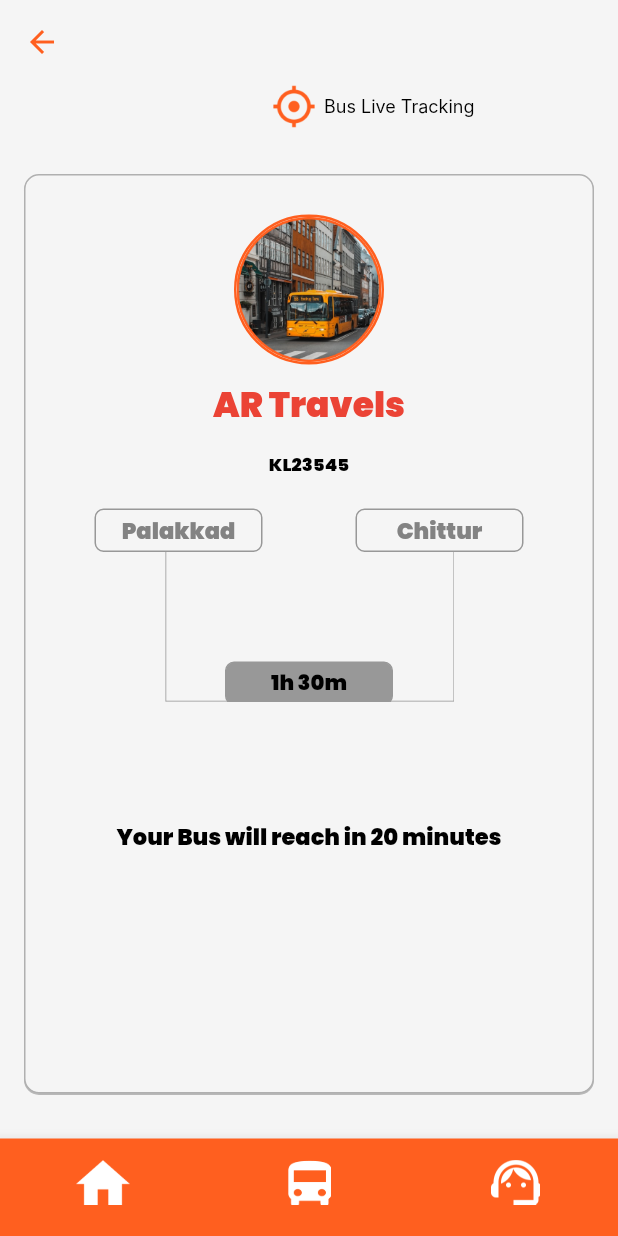
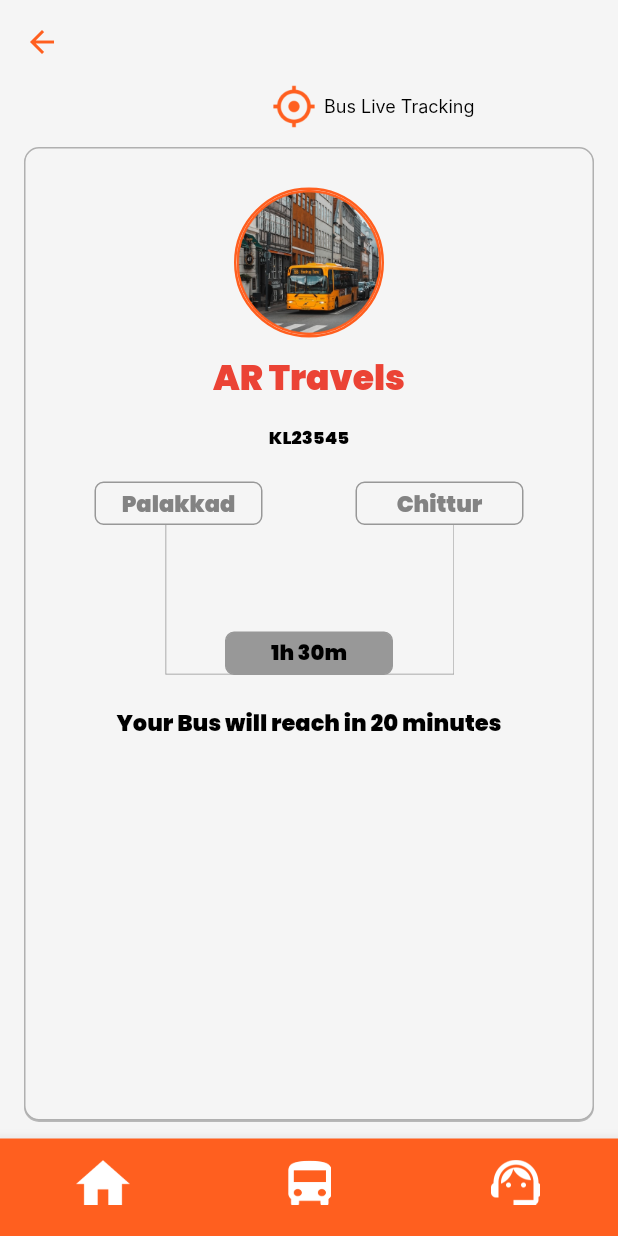
Before and after one commit to AbithaVishnu/Bustracking-User, a Flutter app: the AllDetails screen opened by its route, on a phone screen of 412 x 824 dp. Run offline on Flutter 3.47's test engine with Material 2 defaults, Android fonts, the phone set to English and light mode, and no system bars; our stand-ins replace get, hexcolor; Roboto replaces fonts that are missing (Inter).

Commit message:
all details

```diff
--- a/lib/View/All Details/All detailsa.dart
+++ b/lib/View/All Details/All detailsa.dart
@@ -55,8 +55,8 @@ class AllDetails extends StatelessWidget {
             ),
             Expanded(
               child: Container(
-                height: MediaQuery.of(context).size.height,
-                  margin: EdgeInsets.symmetric(horizontal: 16, vertical: 30),
+                height: MediaQuery.of(context).size.height*0.25,
+                margin: EdgeInsets.symmetric(horizontal: 16,vertical: 12 ),
                 decoration: BoxDecoration(
                   color: HexColor("#F5F5F5"),
                   border: Border.all(color: Color(0xFFB0B0B0), width: 1),
@@ -116,7 +116,8 @@ class AllDetails extends StatelessWidget {
                       ),
                     ),
                     SizedBox(height: 20),
-                    Column(
+                    Container(
+                      child: Column(
                         children: [
                           Row(
                             mainAxisAlignment: MainAxisAlignment.spaceEvenly,
@@ -172,7 +173,6 @@ class AllDetails extends StatelessWidget {
                               ),
                             ],
                           ),
-
                           Stack(
                             alignment: Alignment.center,
                             children: [
@@ -182,7 +182,7 @@ class AllDetails extends StatelessWidget {
                                 height: 100,
                               ),
                               Positioned(
-                              bottom: -2,
+                                bottom: 0,
                                 child: Container(
                                   width: 112,
                                   height: 29,
@@ -206,26 +206,28 @@ class AllDetails extends StatelessWidget {
                               ),
                             ],
                           ),
-
-
                         ],
                       ),
-
-                      SizedBox(height: 78,),
-Row(mainAxisAlignment: MainAxisAlignment.center,
+                    ),
+                    SizedBox(
+                      height: 20,
+                    ),
+                    Row(
+                      mainAxisAlignment: MainAxisAlignment.center,
                       children: [
-        Text("Your Bus will reach in 20 minutes", style: TextStyle(
-      color: HexColor("#000000"),fontSize: 15,fontWeight: FontWeight.w500
-
-    ),),
+                        Text(
+                          "Your Bus will reach in 20 minutes",
+                          style: TextStyle(
+                              color: HexColor("#000000"),
+                              fontSize: 15,
+                              fontWeight: FontWeight.w500),
+                        ),
                       ],
                     )
                   ],
                 ),
               ),
             ),
-
-
           ],
         ),
       ),
```
Lines whose indentation alone changed are shown as unchanged.
